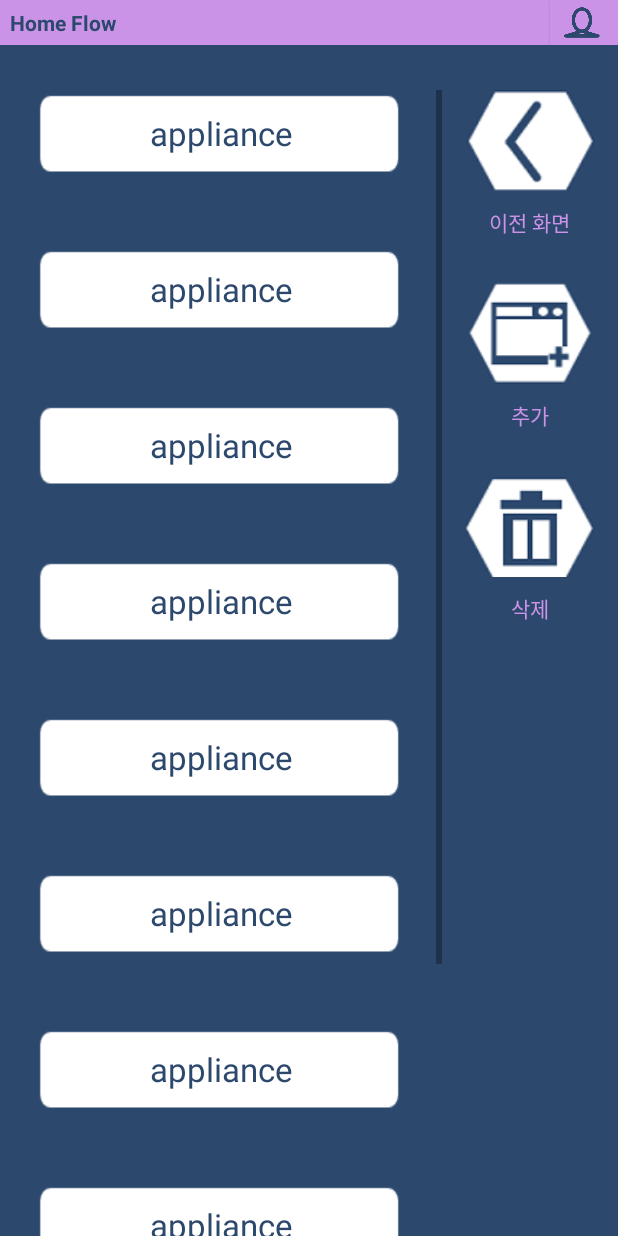
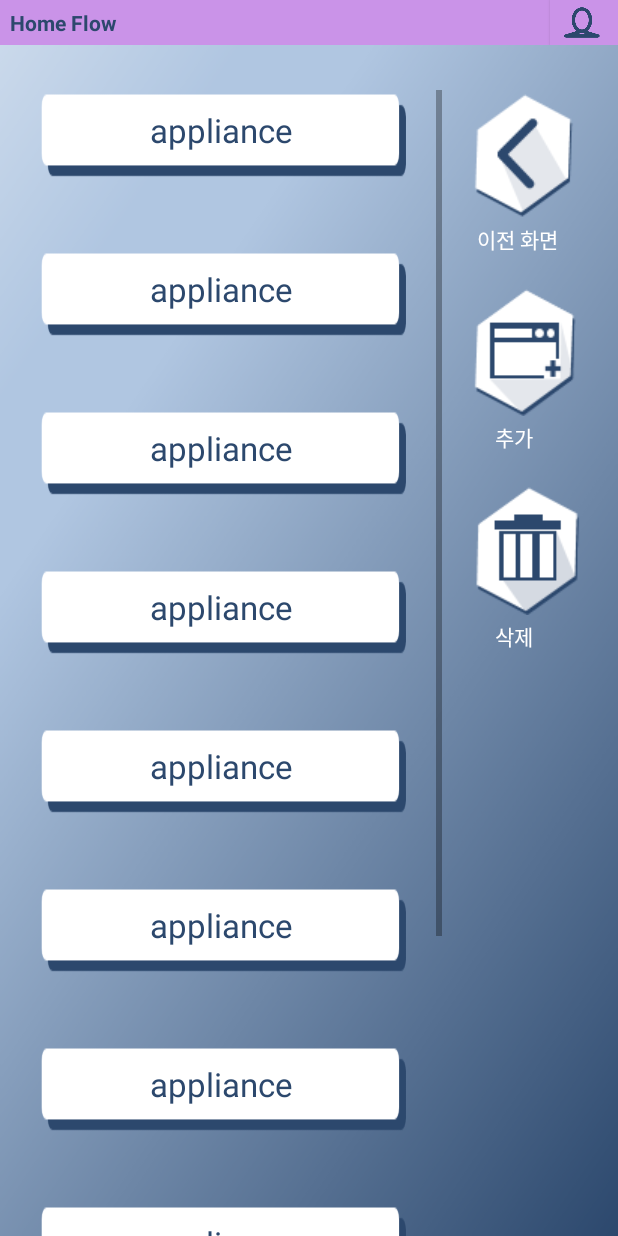
Before and after one commit to flow-er/homeflow, an Android app: the fragment AppliReg placed in its activity, on a phone screen of 412 x 824 dp. Run offline under Robolectric (Android 15) with nearby library versions, the phone set to English and light mode, and no system bars; 3 statements that could not run were skipped.

Commit message:
modify applireg.xml

```diff
--- a/src/app_android/Homeflow/app/src/main/java/kookmin/cs/flower/homeflow/MyCustomAdapter2.java
+++ b/src/app_android/Homeflow/app/src/main/java/kookmin/cs/flower/homeflow/MyCustomAdapter2.java
@@ -13,8 +13,8 @@
  * @brief class overriding BaseAdapter
  * @details This class needs for listview customizing.
  * @author Jinsung Choi, bugslife102401@nate.com
- * @version 0.0.2
- * @date 2015-04-08
+ * @version 0.0.0
+ * @date 2015-05-06
  */
 public class MyCustomAdapter2 extends BaseAdapter {
   Context ctx;
--- a/src/app_android/Homeflow/app/src/main/java/kookmin/cs/flower/homeflow/MyCustomDTO2.java
+++ b/src/app_android/Homeflow/app/src/main/java/kookmin/cs/flower/homeflow/MyCustomDTO2.java
@@ -4,8 +4,8 @@
  * @brief class for listview Customizing
  * @details This class implies construction of each row in listview.
  * @author Jinsung Choi, bugslife102401@nate.com
- * @version 0.0.2
- * @date 2015-04-08
+ * @version 0.0.0
+ * @date 2015-05-06
  */
 public class MyCustomDTO2 {
   String text;
--- a/src/app_android/Homeflow/app/src/main/res/layout/applireg.xml
+++ b/src/app_android/Homeflow/app/src/main/res/layout/applireg.xml
@@ -25,49 +25,51 @@
             android:orientation="vertical"
             android:layout_width="fill_parent"
             android:layout_height="match_parent"
-            android:layout_weight="5"
-            android:gravity="center_horizontal">
+            android:layout_weight="5">
             <Button
                 android:id="@+id/appli_reg_to_edit"
                 android:layout_width="wrap_content"
                 android:layout_height="wrap_content"
                 android:layout_marginTop="30dp"
+                android:layout_marginLeft="10dp"
                 android:background="@drawable/applireg_back_btn"/>
             <TextView
                     android:id="@+id/appli_reg_to_edit_txt"
                     android:layout_width="wrap_content"
                     android:layout_height="wrap_content"
-                    android:layout_marginTop="10dp"
+                    android:layout_marginTop="3dp"
+                    android:layout_marginLeft="23dp"
                     android:text="이전 화면"
-                    android:background="#FF2C486D"
-                    android:textColor="#FFCA93E8"/>
+                    android:textColor="#FFFFFFFF"/>
             <Button
                 android:id="@+id/appli_reg_add"
                 android:layout_width="wrap_content"
                 android:layout_height="wrap_content"
-                android:layout_marginTop="30dp"
+                android:layout_marginTop="20dp"
+                android:layout_marginLeft="10dp"
                 android:background="@drawable/applireg_add_btn"/>
             <TextView
                 android:id="@+id/appli_reg_add_txt"
                 android:layout_width="wrap_content"
                 android:layout_height="wrap_content"
-                android:layout_marginTop="10dp"
+                android:layout_marginTop="3dp"
+                android:layout_marginLeft="35dp"
                 android:text="추가"
-                android:background="#FF2C486D"
-                android:textColor="#FFCA93E8"/>
+                android:textColor="#FFFFFFFF"/>
             <Button
                 android:id="@+id/appli_reg_del"
                 android:layout_width="wrap_content"
                 android:layout_height="wrap_content"
-                android:layout_marginTop="30dp"
+                android:layout_marginTop="20dp"
+                android:layout_marginLeft="10dp"
                 android:background="@drawable/applireg_del_btn"/>
             <TextView
                 android:id="@+id/appli_reg_del_txt"
                 android:layout_width="wrap_content"
                 android:layout_height="wrap_content"
-                android:layout_marginTop="10dp"
+                android:layout_marginTop="3dp"
+                android:layout_marginLeft="35dp"
                 android:text="삭제"
-                android:background="#FF2C486D"
-                android:textColor="#FFCA93E8"/>
+                android:textColor="#FFFFFFFF"/>
     </LinearLayout>
 </LinearLayout>
--- a/src/app_android/Homeflow/app/src/main/res/layout/appliregrow.xml
+++ b/src/app_android/Homeflow/app/src/main/res/layout/appliregrow.xml
@@ -4,7 +4,8 @@
           android:orientation="vertical"
           android:layout_width="match_parent"
           android:layout_height="match_parent"
-          android:gravity="center"
+          android:gravity="center_horizontal"
+          android:paddingTop="12dp"
           android:background="@drawable/applireg_list_back"
           android:textAppearance="?android:attr/textAppearanceLarge"
           android:textColor="#FF2C486D">
```
Also changed, not shown: src/app_android/Homeflow/app/src/main/java/kookmin/cs/flower/homeflow/AppliReg.java (+4 -4 lines), src/app_android/Homeflow/app/src/main/res/drawable/applireg_add_btn.png, src/app_android/Homeflow/app/src/main/res/drawable/applireg_back.png, src/app_android/Homeflow/app/src/main/res/drawable/applireg_back_btn.png, src/app_android/Homeflow/app/src/main/res/drawable/applireg_del_btn.png, src/app_android/Homeflow/app/src/main/res/drawable/applireg_list_back.png.
